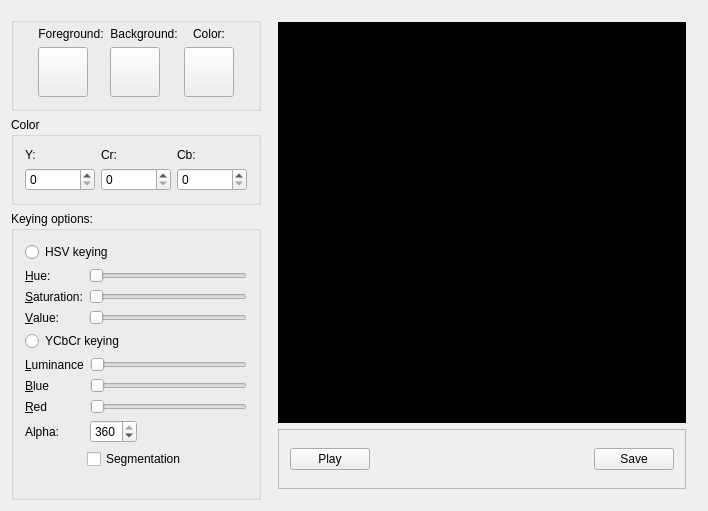
k8/ChromaKey, file mainwidget.ui: the form before one commit.
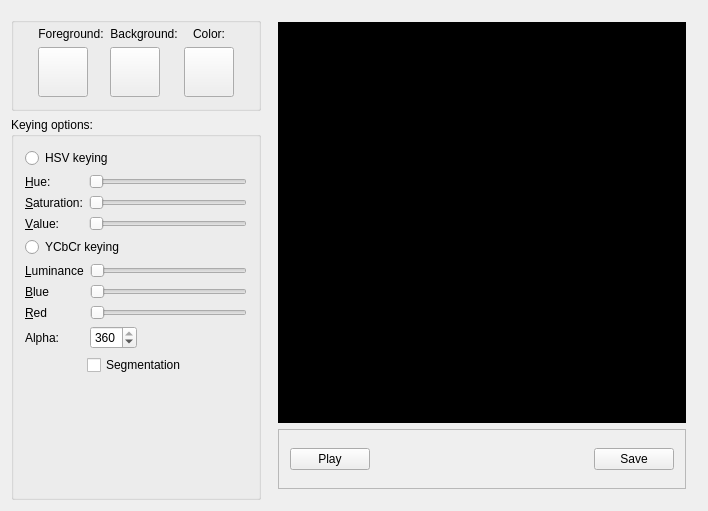
The form after the commit. Custom widgets are drawn as their Qt base class.

```diff
--- a/mainwidget.ui
+++ b/mainwidget.ui
@@ -180,57 +180,6 @@
         </layout>
        </widget>
       </item>
-      <item>
-       <widget class="QGroupBox" name="groupBox_2">
-        <property name="title">
-         <string>Color</string>
-        </property>
-        <layout class="QGridLayout" name="gridLayout">
-         <item row="1" column="0">
-          <widget class="QSpinBox" name="ySpinBox">
-           <property name="maximum">
-            <number>255</number>
-           </property>
-          </widget>
-         </item>
-         <item row="1" column="1">
-          <widget class="QSpinBox" name="cRSpinBox">
-           <property name="maximum">
-            <number>255</number>
-           </property>
-          </widget>
-         </item>
-         <item row="1" column="2">
-          <widget class="QSpinBox" name="cBSpinBox">
-           <property name="maximum">
-            <number>255</number>
-           </property>
-          </widget>
-         </item>
-         <item row="0" column="0">
-          <widget class="QLabel" name="label_2">
-           <property name="text">
-            <string>Y:</string>
-           </property>
-          </widget>
-         </item>
-         <item row="0" column="1">
-          <widget class="QLabel" name="label_3">
-           <property name="text">
-            <string>Cr:</string>
-           </property>
-          </widget>
-         </item>
-         <item row="0" column="2">
-          <widget class="QLabel" name="label_4">
-           <property name="text">
-            <string>Cb:</string>
-           </property>
-          </widget>
-         </item>
-        </layout>
-       </widget>
-      </item>
       <item>
        <widget class="QGroupBox" name="groupBox">
         <property name="sizePolicy">
```
